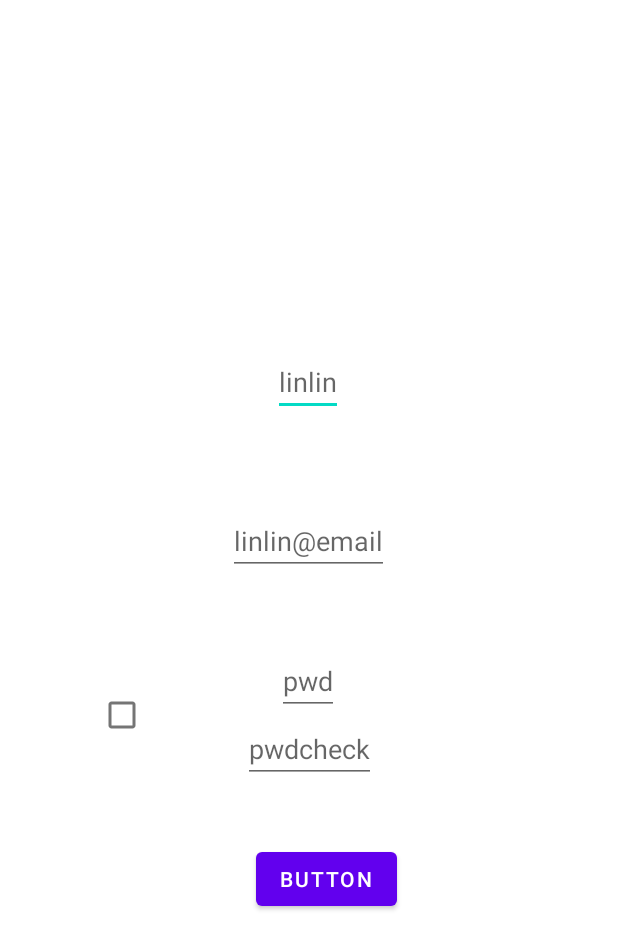
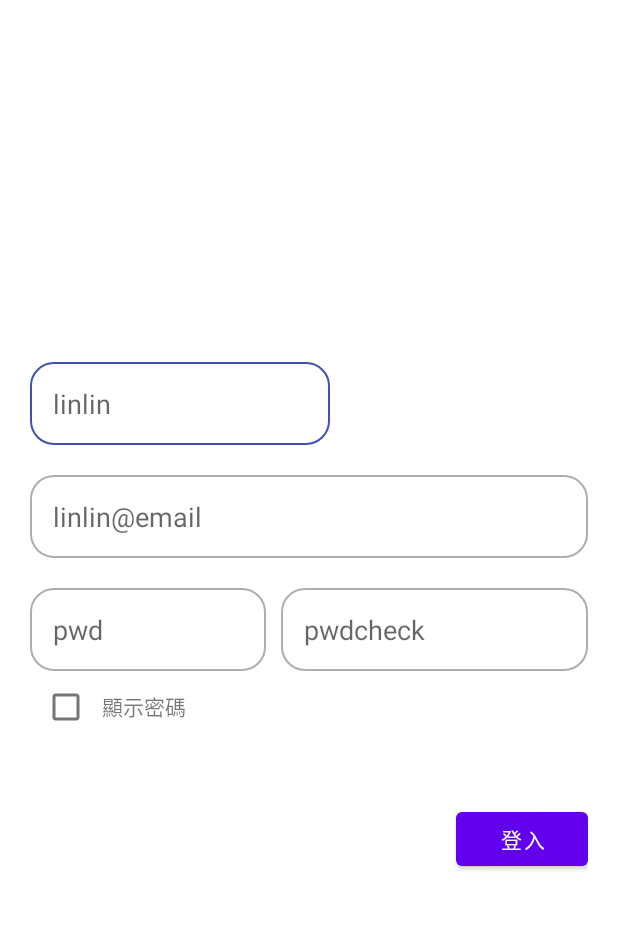
Before and after one commit to uuko/teacher_topic, an Android app: the layout activity_add_teacher.xml on its own in the app's theme, with its tools: preview values and no code run, on a phone screen of 412 x 824 dp. Shown: the top 949 px of the screen. Run offline under Robolectric (Android 15) with nearby library versions, the phone set to English and light mode, and no system bars; network calls fail.

Commit message:
"新增帳號uichanged  "

```diff
--- a/app/src/main/java/com/example/linteacher/ui/adminaddteacher/AddTeacherActivity.kt
+++ b/app/src/main/java/com/example/linteacher/ui/adminaddteacher/AddTeacherActivity.kt
@@ -4,7 +4,10 @@ import android.app.Activity
 import androidx.appcompat.app.AppCompatActivity
 import android.os.Bundle
 import android.text.TextUtils
+import android.text.method.HideReturnsTransformationMethod
+import android.text.method.PasswordTransformationMethod
 import android.util.Log
+import android.widget.CompoundButton
 import androidx.activity.viewModels
 import androidx.lifecycle.LifecycleOwner
 import androidx.lifecycle.Observer
@@ -31,6 +34,26 @@ class AddTeacherActivity : AppCompatActivity() {
         setContentView(binding.root)
 
 //        TextUtils.isEmpty(edit.getText())
+
+        binding.checkBox.setOnCheckedChangeListener(object : CompoundButton.OnCheckedChangeListener {
+            override fun onCheckedChanged(p0: CompoundButton?, p1: Boolean) {
+                if (p1){
+                    binding.teacherCheckPasswd.transformationMethod =
+                        HideReturnsTransformationMethod.getInstance();
+                    binding.teacherPwd.transformationMethod=
+                        HideReturnsTransformationMethod.getInstance();
+                }
+                else{
+                    binding.teacherCheckPasswd.transformationMethod =
+                        PasswordTransformationMethod.getInstance();
+                    binding.teacherPwd.transformationMethod =
+                        PasswordTransformationMethod.getInstance();
+                }
+
+
+            }
+
+        })
         binding.addTeacher.setOnClickListener {
             if (checkTextEmpty()){
                 viewModel.registerTeacher(
--- /dev/null
+++ b/app/src/main/res/drawable/round_corners_add_text.xml
@@ -0,0 +1,20 @@
+<?xml version="1.0" encoding="utf-8"?>
+<selector xmlns:android="http://schemas.android.com/apk/res/android">
+
+    <item android:state_focused="true" >
+        <shape android:shape="rectangle"  >
+            <solid android:color="@color/white"/>
+            <corners android:radius="15dip" />
+            <stroke android:width="1dip" android:color="#3F51B5" />
+        </shape>
+    </item>
+    <item>
+
+        <shape android:shape="rectangle"  >
+            <solid android:color="@color/white"/>
+            <corners android:radius="15dip" />
+            <stroke android:width="1dip" android:color="#B1ADAD" />
+        </shape>
+    </item>
+
+</selector>
--- a/app/src/main/res/layout/activity_add_teacher.xml
+++ b/app/src/main/res/layout/activity_add_teacher.xml
@@ -6,11 +6,25 @@
         android:layout_height="match_parent"
         tools:context=".ui.adminaddteacher.AddTeacherActivity">
 
+    <androidx.appcompat.widget.LinearLayoutCompat
+            android:padding="20dp"
+            android:orientation="vertical"
+            android:layout_width="match_parent"
+            android:layout_height="wrap_content"
+            app:layout_constraintBottom_toBottomOf="parent"
+            app:layout_constraintEnd_toEndOf="parent"
+            app:layout_constraintStart_toStartOf="parent"
+            app:layout_constraintTop_toTopOf="parent">
+
         <EditText
+                android:textColor="@color/purple_700"
+                android:id="@+id/teacherName"
+                android:layout_width="200dp"
+                android:layout_height="wrap_content"
+                android:background="@drawable/round_corners_add_text"
                 android:hint="linlin"
-            android:id="@+id/teacherName"
-            android:layout_width="wrap_content"
-            android:layout_height="wrap_content"
+
+                android:padding="15dp"
                 app:layout_constraintBottom_toBottomOf="parent"
                 app:layout_constraintEnd_toEndOf="parent"
                 app:layout_constraintHorizontal_bias="0.498"
@@ -19,21 +33,38 @@
                 app:layout_constraintVertical_bias="0.298" />
 
         <EditText
+                android:textColor="@color/purple_700"
+                android:layout_marginTop="20dp"
+                android:id="@+id/teacherEmail"
+                android:layout_width="match_parent"
+                android:layout_height="wrap_content"
+                android:background="@drawable/round_corners_add_text"
                 android:hint="linlin@email"
-            android:id="@+id/teacherEmail"
-            android:layout_width="wrap_content"
-            android:layout_height="wrap_content"
+
+                android:padding="15dp"
                 app:layout_constraintBottom_toBottomOf="parent"
                 app:layout_constraintEnd_toEndOf="parent"
                 app:layout_constraintHorizontal_bias="0.498"
                 app:layout_constraintStart_toStartOf="parent"
                 app:layout_constraintTop_toBottomOf="@+id/teacherName"
                 app:layout_constraintVertical_bias="0.121" />
+
+        <androidx.appcompat.widget.LinearLayoutCompat
+               android:layout_marginTop="20dp"
+                android:layout_width="match_parent"
+                android:layout_height="wrap_content">
+
             <EditText
-            android:hint="pwd"
-            android:id="@+id/teacherPwd"
+                    android:textColor="@color/purple_700"
+                    android:inputType="textPassword"
+                    android:padding="15dp"
+                    android:layout_weight="1"
                     android:layout_width="wrap_content"
                     android:layout_height="wrap_content"
+                    android:background="@drawable/round_corners_add_text"
+                    android:id="@+id/teacherPwd"
+
+                    android:hint="pwd"
                     app:layout_constraintBottom_toBottomOf="parent"
                     app:layout_constraintEnd_toEndOf="parent"
                     app:layout_constraintHorizontal_bias="0.498"
@@ -42,14 +73,26 @@
                     app:layout_constraintVertical_bias="0.121" />
 
             <EditText
-            android:hint="pwdcheck"
-            android:id="@+id/teacherCheckPasswd"
+                    android:textColor="@color/purple_700"
+                    android:inputType="textPassword"
+                    android:layout_marginLeft="10dp"
+                    android:padding="15dp"
+                    android:layout_weight="1"
                     android:layout_width="wrap_content"
                     android:layout_height="wrap_content"
+                    android:background="@drawable/round_corners_add_text"
+                    android:id="@+id/teacherCheckPasswd"
+
+                    android:hint="pwdcheck"
                     app:layout_constraintEnd_toEndOf="parent"
                     app:layout_constraintStart_toStartOf="parent"
                     app:layout_constraintTop_toBottomOf="@+id/teacherPwd" />
+        </androidx.appcompat.widget.LinearLayoutCompat>
 
+
+        <androidx.appcompat.widget.LinearLayoutCompat
+                android:layout_width="match_parent"
+                android:layout_height="wrap_content">
             <CheckBox
                     android:id="@+id/checkBox"
                     android:layout_width="wrap_content"
@@ -58,15 +101,24 @@
                     app:layout_constraintEnd_toStartOf="@+id/teacherCheckPasswd"
                     app:layout_constraintStart_toStartOf="parent"
                     app:layout_constraintTop_toTopOf="@+id/teacherPwd" />
+            <TextView
+                    android:layout_width="wrap_content"
+                    android:layout_height="wrap_content"
+                    android:text="顯示密碼"/>
+        </androidx.appcompat.widget.LinearLayoutCompat>
+
 
         <Button
+                android:layout_gravity="right"
                 android:id="@+id/add_teacher"
                 android:layout_width="wrap_content"
                 android:layout_height="wrap_content"
                 android:layout_marginTop="40dp"
-            android:text="Button"
+                android:text="登入"
                 app:layout_constraintEnd_toEndOf="parent"
                 app:layout_constraintHorizontal_bias="0.536"
                 app:layout_constraintStart_toStartOf="parent"
                 app:layout_constraintTop_toBottomOf="@+id/teacherCheckPasswd" />
+    </androidx.appcompat.widget.LinearLayoutCompat>
+
 </androidx.constraintlayout.widget.ConstraintLayout>
```
Lines whose indentation alone changed are shown as unchanged.
